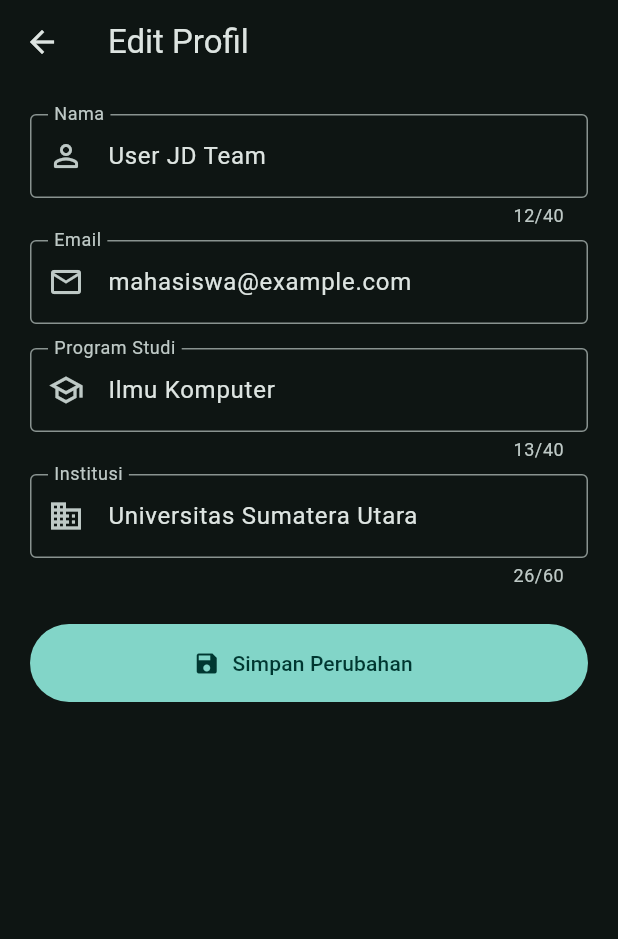
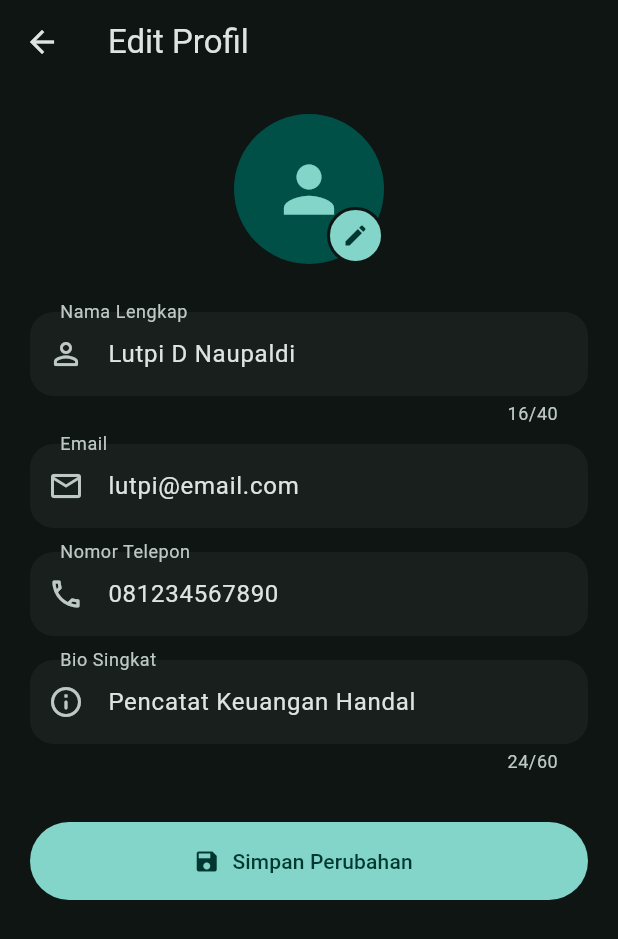
Before and after one commit to LuthfiNaufaldi21/BonKu, a Flutter app: the ProfilScreen screen opened directly, after a tap on "Edit Informasi Profil", on a phone screen of 412 x 824 dp. Shown: the top 939 px of the screen. Run offline on Flutter 3.47's test engine with Material 3 defaults, Android fonts, the phone set to English and light mode, and no system bars; our stand-ins replace image_picker, shared_preferences; accounts and stored records are empty.

Commit message:
feat: tambah fitur unggah foto profil dan perbarui data pengguna

```diff
--- a/lib/providers/preferensi_provider.dart
+++ b/lib/providers/preferensi_provider.dart
@@ -3,10 +3,11 @@ import 'package:flutter/material.dart';
 enum FrekuensiPengingat { harian, bulanan }
 
 class PreferensiProvider extends ChangeNotifier {
-  String _nama = 'User JD Team';
-  String _email = 'mahasiswa@example.com';
-  String _programStudi = 'Ilmu Komputer';
-  String _institusi = 'Universitas Sumatera Utara';
+  String _nama = 'Lutpi D Naupaldi';
+  String _email = 'lutpi@email.com';
+  String _telepon = '081234567890';
+  String _bio = 'Pencatat Keuangan Handal';
+  String? _fotoProfil;
 
   bool _pengingatAktif = true;
   FrekuensiPengingat _frekuensi = FrekuensiPengingat.harian;
@@ -14,8 +15,9 @@ class PreferensiProvider extends ChangeNotifier {
 
   String get nama => _nama;
   String get email => _email;
-  String get programStudi => _programStudi;
-  String get institusi => _institusi;
+  String get telepon => _telepon;
+  String get bio => _bio;
+  String? get fotoProfil => _fotoProfil;
 
   bool get pengingatAktif => _pengingatAktif;
   FrekuensiPengingat get frekuensi => _frekuensi;
@@ -37,13 +39,15 @@ class PreferensiProvider extends ChangeNotifier {
   void ubahProfil({
     required String nama,
     required String email,
-    required String programStudi,
-    required String institusi,
+    required String telepon,
+    required String bio,
+    String? fotoProfil,
   }) {
     _nama = nama.trim();
     _email = email.trim();
-    _programStudi = programStudi.trim();
-    _institusi = institusi.trim();
+    _telepon = telepon.trim();
+    _bio = bio.trim();
+    if (fotoProfil != null) _fotoProfil = fotoProfil;
     notifyListeners();
   }
 
--- a/lib/screens/main_nav_screen.dart
+++ b/lib/screens/main_nav_screen.dart
@@ -1,3 +1,4 @@
+import 'dart:io';
 import 'package:flutter/material.dart';
 
 import '../models/transaksi.dart';
@@ -8,6 +9,8 @@ import 'pengaturan_screen.dart';
 import 'profil_screen.dart';
 import 'semua_resi_screen.dart';
 import 'statistik_screen.dart';
+import '../providers/preferensi_provider.dart';
+import 'package:provider/provider.dart';
 
 class MainNavScreen extends StatefulWidget {
   const MainNavScreen({super.key});
@@ -87,6 +90,7 @@ class _MainNavScreenState extends State<MainNavScreen> {
   Widget build(BuildContext context) {
     final theme = Theme.of(context);
     final colorScheme = theme.colorScheme;
+    final pref = context.watch<PreferensiProvider>(); // Tambahkan ini
 
     return Scaffold(
       backgroundColor: colorScheme.surface,
@@ -99,7 +103,14 @@ class _MainNavScreenState extends State<MainNavScreen> {
             CircleAvatar(
               radius: 24,
               backgroundColor: colorScheme.primaryContainer,
-              child: Icon(Icons.person_outline_rounded, color: colorScheme.primary),
+              backgroundImage: pref.fotoProfil != null && pref.fotoProfil!.isNotEmpty
+                  ? (pref.fotoProfil!.startsWith('http')
+                      ? NetworkImage(pref.fotoProfil!) as ImageProvider
+                      : FileImage(File(pref.fotoProfil!)))
+                  : null,
+              child: pref.fotoProfil == null
+                  ? Icon(Icons.person_outline_rounded, color: colorScheme.primary)
+                  : null,
             ),
             const SizedBox(width: 16),
             Column(
@@ -107,7 +118,7 @@ class _MainNavScreenState extends State<MainNavScreen> {
               mainAxisAlignment: MainAxisAlignment.center,
               children: [
                 Text(
-                  'Halo, User 👋',
+                  'Halo, ${pref.nama.split(" ")[0]} 👋',
                   style: theme.textTheme.titleMedium?.copyWith(
                     fontWeight: FontWeight.bold,
                   ),
--- a/lib/screens/profil_edit_screen.dart
+++ b/lib/screens/profil_edit_screen.dart
@@ -1,4 +1,6 @@
+import 'dart:io';
 import 'package:flutter/material.dart';
+import 'package:image_picker/image_picker.dart';
 import 'package:provider/provider.dart';
 
 import '../providers/preferensi_provider.dart';
@@ -14,9 +16,12 @@ class _ProfilEditScreenState extends State<ProfilEditScreen> {
   final _formKey = GlobalKey<FormState>();
   late final TextEditingController _namaC;
   late final TextEditingController _emailC;
-  late final TextEditingController _prodiC;
-  late final TextEditingController _institusiC;
+  late final TextEditingController _teleponC;
+  late final TextEditingController _bioC;
+
+  String? _fotoProfil;
   bool _menyimpan = false;
+  final ImagePicker _picker = ImagePicker();
 
   @override
   void initState() {
@@ -24,17 +29,64 @@ class _ProfilEditScreenState extends State<ProfilEditScreen> {
     final p = context.read<PreferensiProvider>();
     _namaC = TextEditingController(text: p.nama);
     _emailC = TextEditingController(text: p.email);
-    _prodiC = TextEditingController(text: p.programStudi);
-    _institusiC = TextEditingController(text: p.institusi);
+    _teleponC = TextEditingController(text: p.telepon);
+    _bioC = TextEditingController(text: p.bio);
+    _fotoProfil = p.fotoProfil;
   }
 
   @override
   void dispose() {
     _namaC.dispose();
     _emailC.dispose();
-    _prodiC.dispose();
-    _institusiC.dispose();
+    _teleponC.dispose();
+    _bioC.dispose();
     super.dispose();
+  }
+
+  ImageProvider? _getImageProvider(String? path) {
+    if (path == null || path.isEmpty) return null;
+    if (path.startsWith('http')) return NetworkImage(path);
+    return FileImage(File(path));
+  }
+
+  Future<void> _pilihFoto() async {
+    showModalBottomSheet(
+      context: context,
+      shape: const RoundedRectangleBorder(
+        borderRadius: BorderRadius.vertical(top: Radius.circular(20)),
+      ),
+      builder: (context) => SafeArea(
+        child: Wrap(
+          children: [
+            Padding(
+              padding: const EdgeInsets.all(16.0),
+              child: Text(
+                'Pilih Foto Profil',
+                style: Theme.of(context).textTheme.titleMedium?.copyWith(fontWeight: FontWeight.bold),
+              ),
+            ),
+            ListTile(
+              leading: const Icon(Icons.camera_alt_rounded),
+              title: const Text('Ambil dari Kamera'),
+              onTap: () async {
+                Navigator.pop(context);
+                final XFile? photo = await _picker.pickImage(source: ImageSource.camera);
+                if (photo != null) setState(() => _fotoProfil = photo.path);
+              },
+            ),
+            ListTile(
+              leading: const Icon(Icons.photo_library_rounded),
+              title: const Text('Pilih dari Galeri'),
+              onTap: () async {
+                Navigator.pop(context);
+                final XFile? image = await _picker.pickImage(source: ImageSource.gallery);
+                if (image != null) setState(() => _fotoProfil = image.path);
+              },
+            ),
+          ],
+        ),
+      ),
+    );
   }
 
   String? _wajib(String? v, String label, {int min = 2, int maks = 60}) {
@@ -52,19 +104,35 @@ class _ProfilEditScreenState extends State<ProfilEditScreen> {
     final navigator = Navigator.of(context);
 
     setState(() => _menyimpan = true);
-    await Future<void>.delayed(const Duration(milliseconds: 500)); // simulasi proses
+    await Future<void>.delayed(const Duration(milliseconds: 500));
     provider.ubahProfil(
       nama: _namaC.text,
       email: _emailC.text,
-      programStudi: _prodiC.text,
-      institusi: _institusiC.text,
+      telepon: _teleponC.text,
+      bio: _bioC.text,
+      fotoProfil: _fotoProfil,
     );
     messenger.showSnackBar(const SnackBar(content: Text('Profil berhasil diperbarui.')));
     if (mounted) navigator.pop();
   }
 
+  InputDecoration _dekor(String label, IconData icon) {
+    final cs = Theme.of(context).colorScheme;
+    return InputDecoration(
+      labelText: label,
+      prefixIcon: Icon(icon, color: cs.onSurfaceVariant),
+      filled: true,
+      fillColor: cs.surfaceContainerHighest.withValues(alpha: 0.3),
+      border: OutlineInputBorder(borderRadius: BorderRadius.circular(16), borderSide: BorderSide.none),
+      focusedBorder: OutlineInputBorder(borderRadius: BorderRadius.circular(16), borderSide: BorderSide(color: cs.primary, width: 1.5)),
+      contentPadding: const EdgeInsets.symmetric(horizontal: 16, vertical: 16),
+    );
+  }
+
   @override
   Widget build(BuildContext context) {
+    final cs = Theme.of(context).colorScheme;
+
     return Scaffold(
       appBar: AppBar(title: const Text('Edit Profil')),
       body: Form(
@@ -74,74 +142,80 @@ class _ProfilEditScreenState extends State<ProfilEditScreen> {
           keyboardDismissBehavior: ScrollViewKeyboardDismissBehavior.onDrag,
           padding: const EdgeInsets.all(20),
           children: [
+            Center(
+              child: Stack(
+                children: [
+                  CircleAvatar(
+                    radius: 50,
+                    backgroundColor: cs.primaryContainer,
+                    backgroundImage: _getImageProvider(_fotoProfil),
+                    child: _fotoProfil == null ? Icon(Icons.person, size: 50, color: cs.primary) : null,
+                  ),
+                  Positioned(
+                    bottom: 0,
+                    right: 0,
+                    child: GestureDetector(
+                      onTap: _pilihFoto,
+                      child: Container(
+                        padding: const EdgeInsets.all(8),
+                        decoration: BoxDecoration(
+                          color: cs.primary,
+                          shape: BoxShape.circle,
+                          border: Border.all(color: cs.surface, width: 2),
+                        ),
+                        child: Icon(Icons.edit_rounded, size: 18, color: cs.onPrimary),
+                      ),
+                    ),
+                  ),
+                ],
+              ),
+            ),
+            const SizedBox(height: 32),
             TextFormField(
               controller: _namaC,
               maxLength: 40,
               textInputAction: TextInputAction.next,
               textCapitalization: TextCapitalization.words,
-              decoration: const InputDecoration(
-                labelText: 'Nama',
-                prefixIcon: Icon(Icons.person_outline_rounded),
-                border: OutlineInputBorder(),
-              ),
+              decoration: _dekor('Nama Lengkap', Icons.person_outline_rounded),
               validator: (v) => _wajib(v, 'Nama', maks: 40),
             ),
-            const SizedBox(height: 8),
+            const SizedBox(height: 12),
             TextFormField(
               controller: _emailC,
               keyboardType: TextInputType.emailAddress,
               textInputAction: TextInputAction.next,
-              decoration: const InputDecoration(
-                labelText: 'Email',
-                prefixIcon: Icon(Icons.email_outlined),
-                border: OutlineInputBorder(),
-              ),
+              decoration: _dekor('Email', Icons.email_outlined),
               validator: (v) {
                 final s = v?.trim() ?? '';
                 if (s.isEmpty) return 'Email wajib diisi';
-                if (!RegExp(r'^[^@\s]+@[^@\s]+\.[^@\s]+$').hasMatch(s)) {
-                  return 'Masukkan email yang valid';
-                }
+                if (!RegExp(r'^[^@\s]+@[^@\s]+\.[^@\s]+$').hasMatch(s)) return 'Masukkan email yang valid';
                 return null;
               },
             ),
             const SizedBox(height: 16),
             TextFormField(
-              controller: _prodiC,
-              maxLength: 40,
+              controller: _teleponC,
+              keyboardType: TextInputType.phone,
               textInputAction: TextInputAction.next,
-              textCapitalization: TextCapitalization.words,
-              decoration: const InputDecoration(
-                labelText: 'Program Studi',
-                prefixIcon: Icon(Icons.school_outlined),
-                border: OutlineInputBorder(),
-              ),
-              validator: (v) => _wajib(v, 'Program studi', maks: 40),
+              decoration: _dekor('Nomor Telepon', Icons.phone_outlined),
+              validator: (v) => _wajib(v, 'Nomor telepon', min: 10, maks: 15),
             ),
-            const SizedBox(height: 8),
+            const SizedBox(height: 16),
             TextFormField(
-              controller: _institusiC,
+              controller: _bioC,
               maxLength: 60,
               textInputAction: TextInputAction.done,
-              textCapitalization: TextCapitalization.words,
-              decoration: const InputDecoration(
-                labelText: 'Institusi',
-                prefixIcon: Icon(Icons.business_outlined),
-                border: OutlineInputBorder(),
-              ),
-              validator: (v) => _wajib(v, 'Institusi'),
+              textCapitalization: TextCapitalization.sentences,
+              decoration: _dekor('Bio Singkat', Icons.info_outline_rounded),
+              validator: (v) => _wajib(v, 'Bio'),
             ),
-            const SizedBox(height: 24),
+            const SizedBox(height: 32),
             SizedBox(
               height: 52,
               child: FilledButton.icon(
                 onPressed: _menyimpan ? null : _simpan,
                 icon: _menyimpan
-                    ? const SizedBox(
-                        height: 18,
-                        width: 18,
-                        child: CircularProgressIndicator(strokeWidth: 2),
-                      )
+                    ? const SizedBox(height: 18, width: 18, child: CircularProgressIndicator(strokeWidth: 2))
                     : const Icon(Icons.save),
                 label: Text(_menyimpan ? 'Menyimpan...' : 'Simpan Perubahan'),
               ),
--- a/lib/screens/profil_screen.dart
+++ b/lib/screens/profil_screen.dart
@@ -1,3 +1,4 @@
+import 'dart:io';
 import 'package:flutter/material.dart';
 import 'package:provider/provider.dart';
 
@@ -35,7 +36,7 @@ class ProfilScreen extends StatelessWidget {
             _buildStatistikRingkas(theme, trx, kategori),
             const SizedBox(height: 24),
             Text(
-              'Informasi Akademik & Akun',
+              'Informasi Pribadi',
               style: theme.textTheme.titleSmall?.copyWith(fontWeight: FontWeight.bold),
             ),
             const SizedBox(height: 12),
@@ -50,6 +51,14 @@ class ProfilScreen extends StatelessWidget {
 
   Widget _buildProfileCard(ThemeData theme, PreferensiProvider pref) {
     final cs = theme.colorScheme;
+    ImageProvider? imageProvider;
+    if (pref.fotoProfil != null && pref.fotoProfil!.isNotEmpty) {
+      if (pref.fotoProfil!.startsWith('http')) {
+        imageProvider = NetworkImage(pref.fotoProfil!);
+      } else {
+        imageProvider = FileImage(File(pref.fotoProfil!));
+      }
+    }
     return Container(
       width: double.infinity,
       padding: const EdgeInsets.all(20),
@@ -61,9 +70,10 @@ class ProfilScreen extends StatelessWidget {
       child: Row(
         children: [
           CircleAvatar(
-            radius: 32,
+            radius: 36,
             backgroundColor: cs.primary.withValues(alpha: 0.15),
-            child: Icon(Icons.person_rounded, size: 36, color: cs.primary),
+            backgroundImage: imageProvider,
+            child: pref.fotoProfil == null ? Icon(Icons.person_rounded, size: 36, color: cs.primary) : null,
           ),
           const SizedBox(width: 16),
           Expanded(
@@ -153,9 +163,9 @@ class ProfilScreen extends StatelessWidget {
         children: [
           _buildDetailRow(theme, Icons.badge_rounded, 'ID Pengguna', 'BONKU-99281'),
           garis,
-          _buildDetailRow(theme, Icons.school_rounded, 'Program Studi', pref.programStudi),
+          _buildDetailRow(theme, Icons.phone_rounded, 'No. Telepon', pref.telepon),
           garis,
-          _buildDetailRow(theme, Icons.business_rounded, 'Institusi', pref.institusi),
+          _buildDetailRow(theme, Icons.info_outline_rounded, 'Bio', pref.bio),
           garis,
           _buildDetailRow(theme, Icons.calendar_today_rounded, 'Bergabung', 'September 2026'),
         ],
--- a/pubspec.yaml
+++ b/pubspec.yaml
@@ -10,6 +10,7 @@ environment:
 dependencies:
   flutter:
     sdk: flutter
+  image_picker: ^1.0.4
 
   cupertino_icons: ^1.0.8
   provider: ^6.1.2
```
Also changed, not shown: pubspec.lock.
